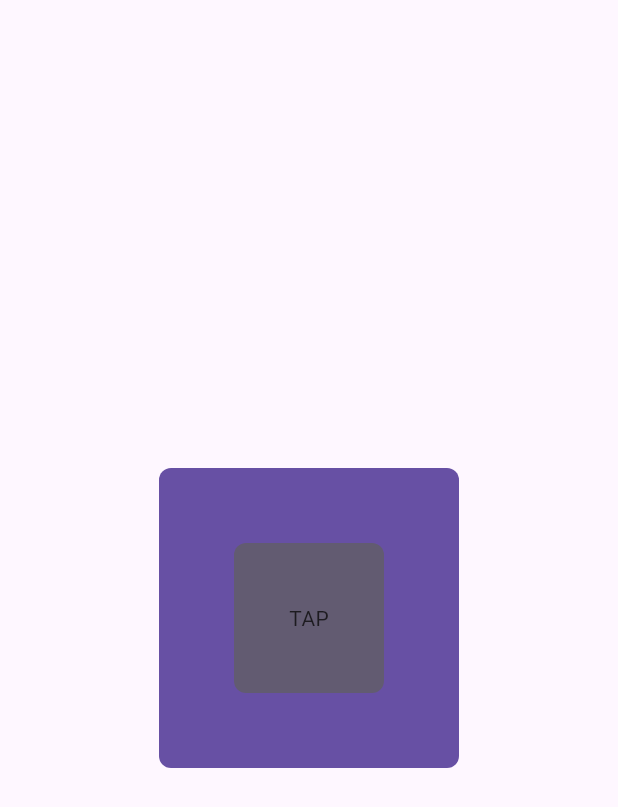
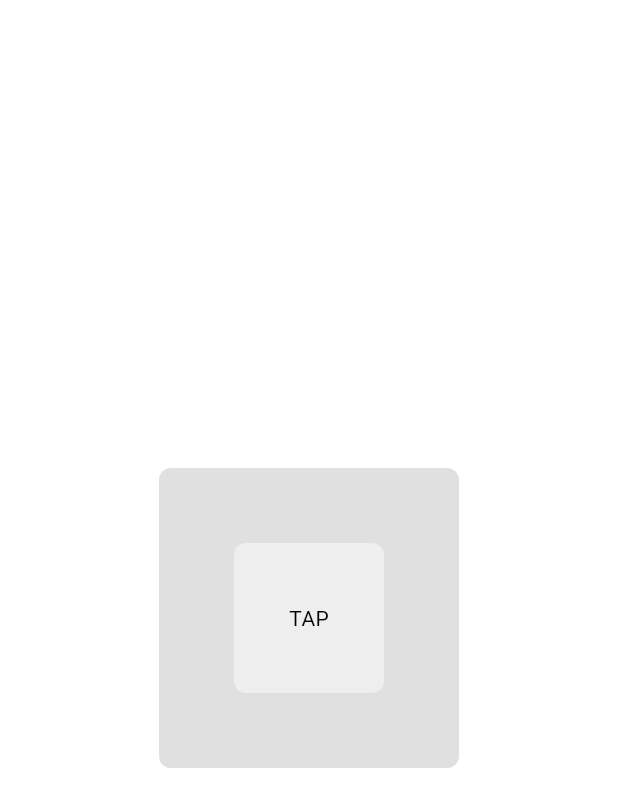
Before and after one commit to Codewithjalloh/complete_everything_widgets_flutter, a Flutter app: the screen it shows after launch, on a phone screen of 412 x 824 dp. Shown: the top 807 px of the screen. Run offline on Flutter 3.47's test engine with Material 3 defaults, Android fonts, the phone set to English and light mode, and no system bars.

Commit message:
complete theme update

```diff
--- a/lib/main.dart
+++ b/lib/main.dart
@@ -58,6 +58,7 @@ class MyApp extends StatelessWidget {
         '/profilepage': (context) => ProfilePage(),
         '/settingspage': (context) => SettingsPage(),
       },
+      theme: Provider.of<ThemeProvider>(context).themData,
     );
   }
 }
--- a/lib/themes/theme.dart
+++ b/lib/themes/theme.dart
@@ -11,7 +11,7 @@ ThemeData lightMode = ThemeData(
 ThemeData darkMode = ThemeData(
   brightness: Brightness.dark,
   colorScheme: ColorScheme.dark(
-      background: Colors.grey.shade400,
-      primary: Colors.grey.shade300,
-      secondary: Colors.grey.shade200),
+      background: Colors.grey.shade900,
+      primary: Colors.grey.shade800,
+      secondary: Colors.grey.shade700),
 );
```
